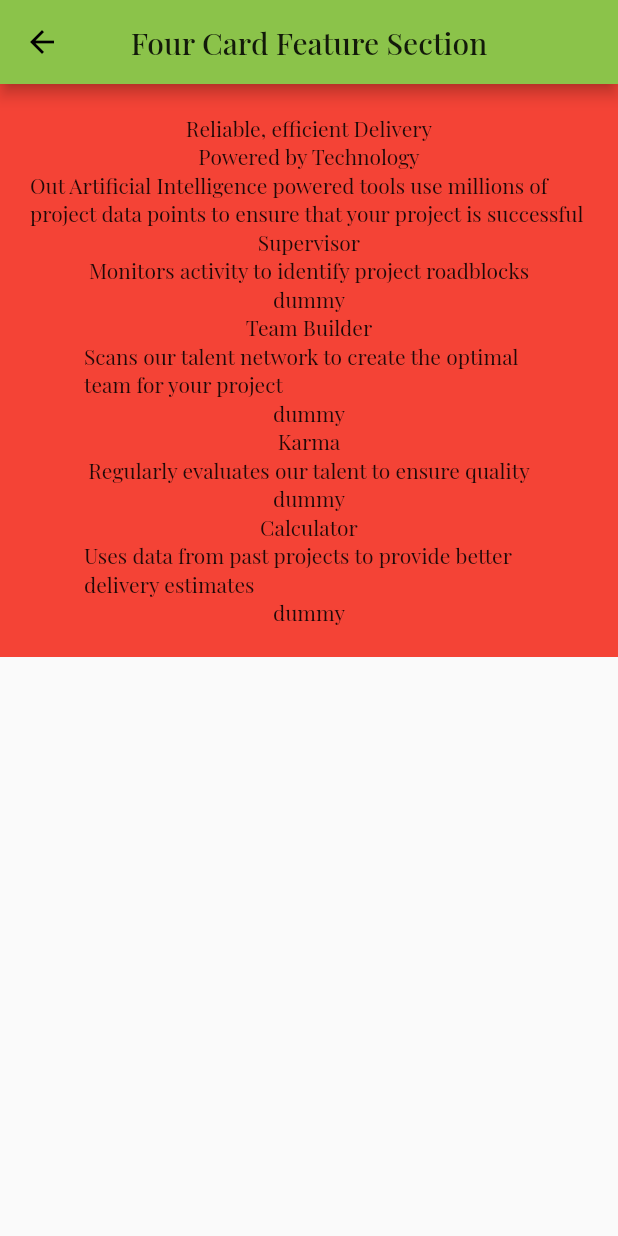
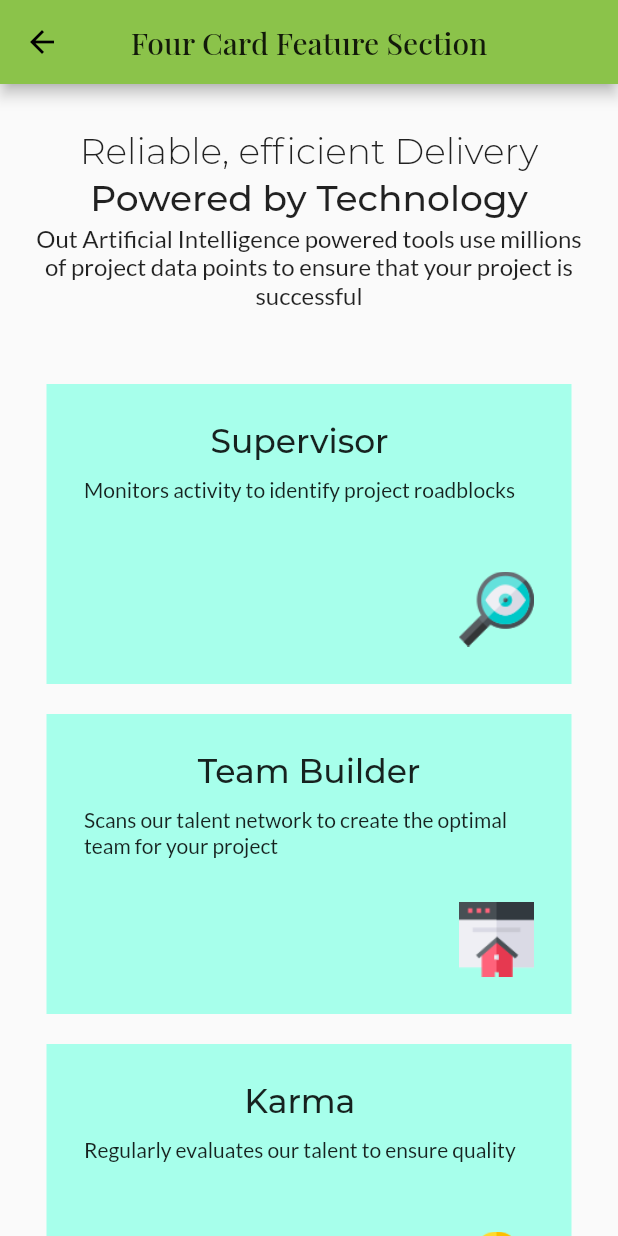
Before and after one commit to shaw8wit/flutter-ui, a Flutter app: the FourCardFeatureSection screen opened by its route, on a phone screen of 412 x 824 dp. Run offline on Flutter 3.47's test engine with Material 2 defaults, Android fonts, the phone set to English and light mode, and no system bars.

Commit message:
four card feature completed

```diff
--- a/lib/four_card_feature_section/four_card_feature_section.dart
+++ b/lib/four_card_feature_section/four_card_feature_section.dart
@@ -9,16 +9,15 @@ class FourCardFeatureSection extends StatelessWidget {
     return LayoutTwo(
       heading: 'Supervisor',
       details: 'Monitors activity to identify project roadblocks',
-      imgPath: 'dummy',
+      imgName: 'icon-supervisor.png',
     );
   }
 
   Widget getTeamBuilder() {
     return LayoutTwo(
       heading: 'Team Builder',
-      details:
-          'Scans our talent network to create the optimal team for your project',
-      imgPath: 'dummy',
+      details: 'Scans our talent network to create the optimal team for your project',
+      imgName: 'icon-team-builder.png',
     );
   }
 
@@ -26,31 +25,32 @@ class FourCardFeatureSection extends StatelessWidget {
     return LayoutTwo(
       heading: 'Karma',
       details: 'Regularly evaluates our talent to ensure quality',
-      imgPath: 'dummy',
+      imgName: 'icon-karma.png',
     );
   }
 
   Widget getCalculator() {
     return LayoutTwo(
       heading: 'Calculator',
-      details:
-          'Uses data from past projects to provide better delivery estimates',
-      imgPath: 'dummy',
+      details: 'Uses data from past projects to provide better delivery estimates',
+      imgName: 'icon-calculator.png',
     );
   }
 
   Widget landscape() {
     return Row(
-      mainAxisAlignment: MainAxisAlignment.spaceAround,
+      mainAxisAlignment: MainAxisAlignment.spaceBetween,
       children: [
-        getSupervisor(),
-        Column(
-          children: [
-            getTeamBuilder(),
-            getKarma(),
-          ],
+        Expanded(child: getSupervisor()),
+        Expanded(
+          child: Column(
+            children: [
+              getTeamBuilder(),
+              getKarma(),
+            ],
+          ),
         ),
-        getCalculator(),
+        Expanded(child: getCalculator()),
       ],
     );
   }
@@ -77,7 +77,7 @@ class FourCardFeatureSection extends StatelessWidget {
       body: SingleChildScrollView(
         child: Center(
           child: Container(
-            color: Colors.red,
+            color: Color(0xffFAFAFA),
             constraints: BoxConstraints(maxWidth: 1200),
             padding: EdgeInsets.all(aspect ? 50 : 20),
             child: Column(
--- a/lib/four_card_feature_section/widgets/head.dart
+++ b/lib/four_card_feature_section/widgets/head.dart
@@ -4,13 +4,32 @@ class Head extends StatelessWidget {
   @override
   Widget build(BuildContext context) {
     return Container(
-      constraints: BoxConstraints(maxWidth: 400),
+      constraints: const BoxConstraints(maxWidth: 450, minHeight: 140),
+      margin: EdgeInsets.only(bottom: 30),
+      padding: EdgeInsets.symmetric(vertical: 10),
       child: Column(
+        mainAxisAlignment: MainAxisAlignment.spaceBetween,
         children: [
-          Text("Reliable, efficient Delivery"),
-          Text("Powered by Technology"),
+          Text(
+            "Reliable, efficient Delivery",
+            style: TextStyle(
+              fontFamily: 'Montserrat',
+              fontWeight: FontWeight.w300,
+              fontSize: 24,
+            ),
+          ),
+          Text(
+            "Powered by Technology",
+            style: TextStyle(
+              fontFamily: 'Montserrat',
+              fontWeight: FontWeight.w600,
+              fontSize: 24,
+            ),
+          ),
           Text(
             "Out Artificial Intelligence powered tools use millions of project data points to ensure that your project is successful",
+            style: TextStyle(fontFamily: 'Lato', fontSize: 16),
+            textAlign: TextAlign.center,
           ),
         ],
       ),
--- a/lib/four_card_feature_section/widgets/layout_two.dart
+++ b/lib/four_card_feature_section/widgets/layout_two.dart
@@ -1,19 +1,49 @@
 import 'package:flutter/material.dart';
 
 class LayoutTwo extends StatelessWidget {
-  final String heading, details, imgPath;
+  final String heading, details, imgName;
 
-  LayoutTwo({this.heading, this.details, this.imgPath});
+  LayoutTwo({this.heading, this.details, this.imgName});
 
   @override
   Widget build(BuildContext context) {
     return Container(
-      constraints: BoxConstraints(maxWidth: 300),
+      color: Colors.tealAccent[100],
+      margin: EdgeInsets.all(10),
+      padding: EdgeInsets.all(25),
+      constraints: BoxConstraints(maxWidth: 350, minHeight: 200),
       child: Column(
+        crossAxisAlignment: CrossAxisAlignment.start,
+        mainAxisAlignment: MainAxisAlignment.spaceBetween,
         children: [
-          Text(heading),
-          Text(details),
-          Text(imgPath),
+          Column(
+            children: [
+              Text(
+                heading,
+                style: TextStyle(
+                  fontFamily: 'Montserrat',
+                  fontWeight: FontWeight.w600,
+                  fontSize: 22,
+                ),
+              ),
+              SizedBox(height: 10),
+              Text(
+                details,
+                style: TextStyle(fontFamily: 'Lato'),
+              ),
+              SizedBox(height: 20),
+            ],
+          ),
+          Row(
+            mainAxisAlignment: MainAxisAlignment.end,
+            children: [
+              Image(
+                image: AssetImage('assets/images/$imgName'),
+                width: 50,
+                height: 50,
+              ),
+            ],
+          ),
         ],
       ),
     );
--- a/lib/price_grid_component/price_grid_component.dart
+++ b/lib/price_grid_component/price_grid_component.dart
@@ -33,7 +33,7 @@ class PriceGridComponent extends StatelessWidget {
   Widget build(BuildContext context) {
     final aspect = MediaQuery.of(context).size.aspectRatio > 1;
     return Scaffold(
-      backgroundColor: Colors.blueGrey[200].withOpacity(0.4),
+      backgroundColor: Colors.blueGrey[50],
       appBar: AppBar(
         title: Text("Price Grid Component"),
         centerTitle: true,
--- a/pubspec.yaml
+++ b/pubspec.yaml
@@ -12,7 +12,6 @@ dependencies:
     sdk: flutter
 
   cupertino_icons: ^1.0.0
-  flutter_neumorphic: ^3.0.3
 
 dev_dependencies:
   flutter_test:
@@ -30,13 +29,18 @@ flutter:
       fonts:
         - asset: assets/fonts/Lato-Regular.ttf
         - asset: assets/fonts/Lato-Light.ttf
+          weight: 300
         - asset: assets/fonts/Lato-Bold.ttf
+          weight: 700
     - family: Montserrat
       fonts:
         - asset: assets/fonts/Montserrat-Regular.ttf
         - asset: assets/fonts/Montserrat-Light.ttf
+          weight: 300
         - asset: assets/fonts/Montserrat-Medium.ttf
+          weight: 600
     - family: PlayfairDisplay
       fonts:
         - asset: assets/fonts/PlayfairDisplay-Regular.ttf
         - asset: assets/fonts/PlayfairDisplay-Medium.ttf
+          weight: 600
```
Also changed, not shown: assets/images/icon-calculator.png (added), assets/images/icon-karma.png (added), assets/images/icon-supervisor.png (added), assets/images/icon-team-builder.png (added), pubspec.lock.
